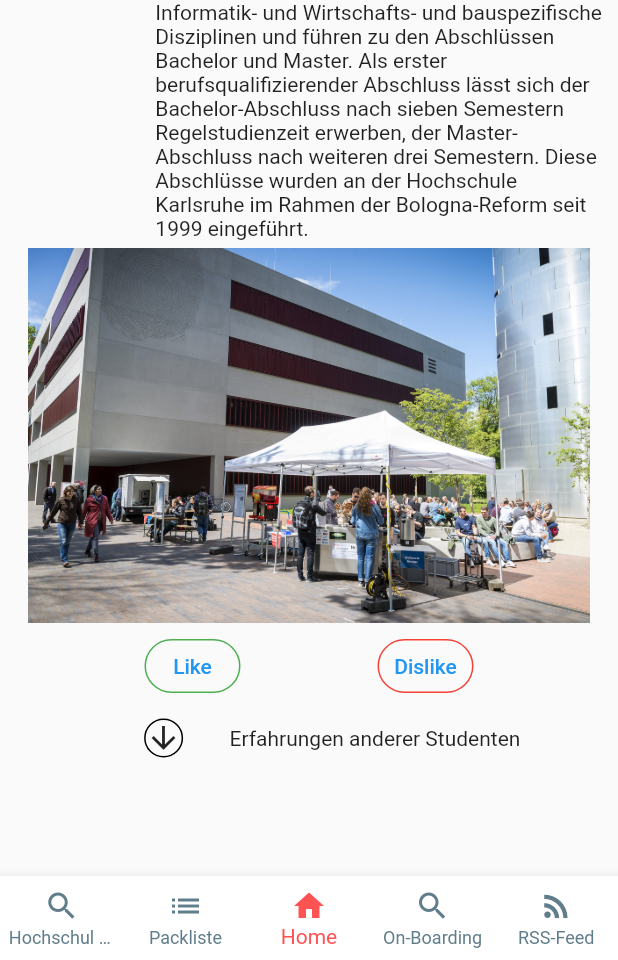
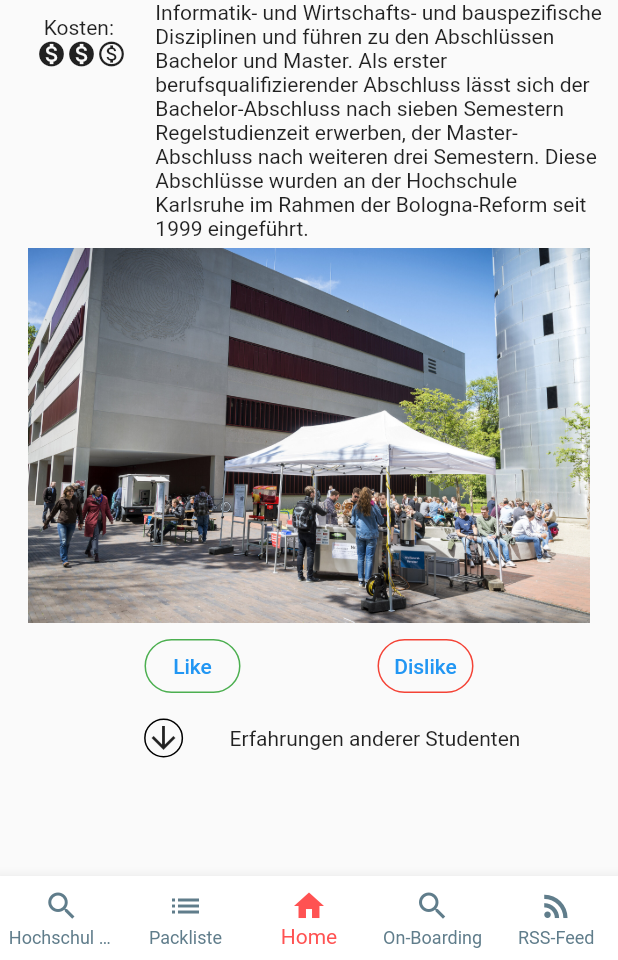
Before and after one commit to RaJoBra/UniPaiSity, a Flutter app: the Universities screen opened directly, on a phone screen of 412 x 824 dp, the part 276-1236 px from its top. Run offline on Flutter 3.47's test engine with Material 2 defaults, Android fonts, the phone set to English and light mode, and no system bars; our stand-ins replace cached_network_image, flutter_html, ionicons; missing offline and left inert: webfeed; network calls fail.

Commit message:
Fixed planninglist

```diff
--- a/uniparcity/lib/University/universities.dart
+++ b/uniparcity/lib/University/universities.dart
@@ -85,10 +85,32 @@ class _UniversitiesState extends State<Universities> {
                   mainAxisAlignment: MainAxisAlignment.center,
                   crossAxisAlignment: CrossAxisAlignment.start,
                   children: [
-                    Padding(
-                        padding: const EdgeInsets.symmetric(horizontal: 10),
-                        child: Image.asset('assets/HKA_Logo_Gesamt-v_RGB.png',
-                            height: 80)),
+                    Column(
+                      children: [
+                        Padding(
+                            padding: const EdgeInsets.symmetric(horizontal: 10),
+                            child: Image.asset('assets/HKA_Logo_Gesamt-v_RGB.png',
+                                height: 80)),
+                        Column(
+                          children: [
+                            Padding(padding: EdgeInsets.symmetric(vertical: 10),
+                            child: Column(
+                              children: [
+                                const Text('Kosten: '),
+                                Row(
+                                  children: const [
+                                    Icon(Icons.monetization_on, size: 20),
+                                    Icon(Icons.monetization_on, size: 20),
+                                    Icon(Icons.monetization_on_outlined, size: 20),
+                                  ],
+                                ),
+                              ],
+                            ),
+                            )
+                          ],
+                        ),
+                      ],
+                    ),
                     const Flexible(
                       child: Text('Die Hochschule Karlsruhe (Die HKA) ist eine '
                           'der größten Hochschulen für angewandte Wissenschaften '
--- a/uniparcity/lib/dataHandler.dart
+++ b/uniparcity/lib/dataHandler.dart
@@ -58,7 +58,7 @@ class DataHandler {
     const endpoint = 'PlanningListItem';
     final id = item.id;
 
-    final response = await http.put(Uri.parse('$baseUrl$endpoint/$item.id'),
+    final response = await http.put(Uri.parse('$baseUrl$endpoint/$id'),
         headers: <String, String>{
           'Content-Type': 'application/json; charset=UTF-8',
         },
```
